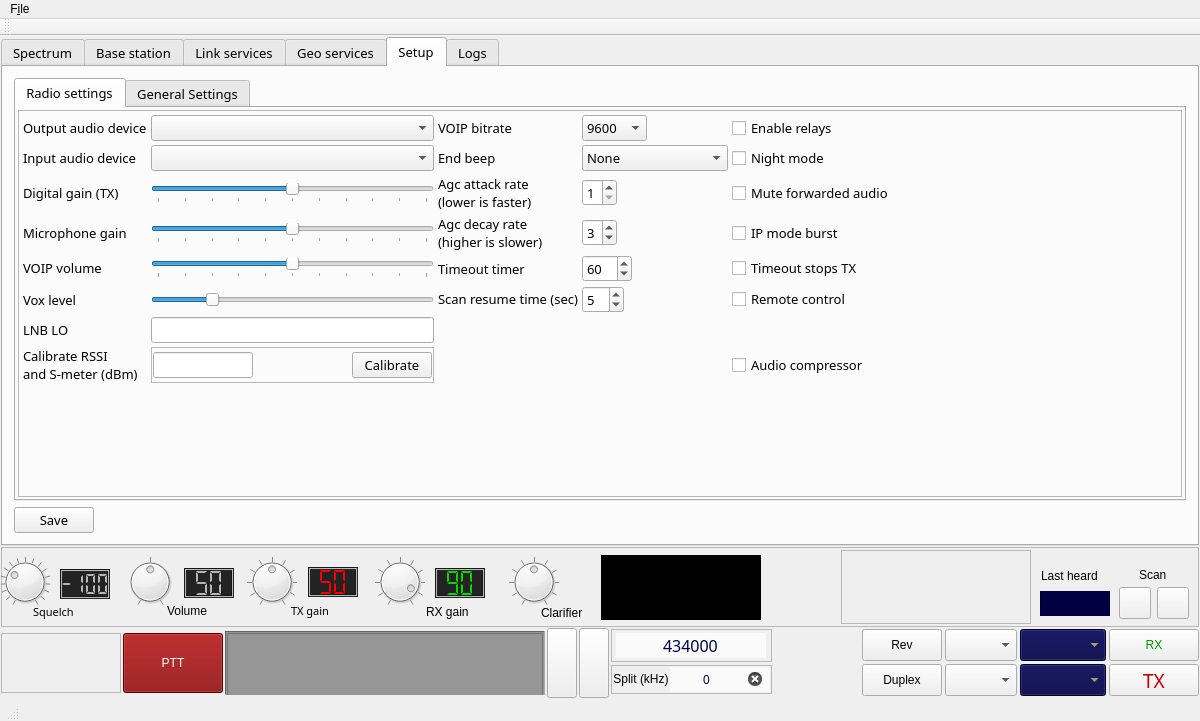
The window that mainwindow.ui (qradiolink/qradiolink) describes before a commit, drawn with Qt 5.
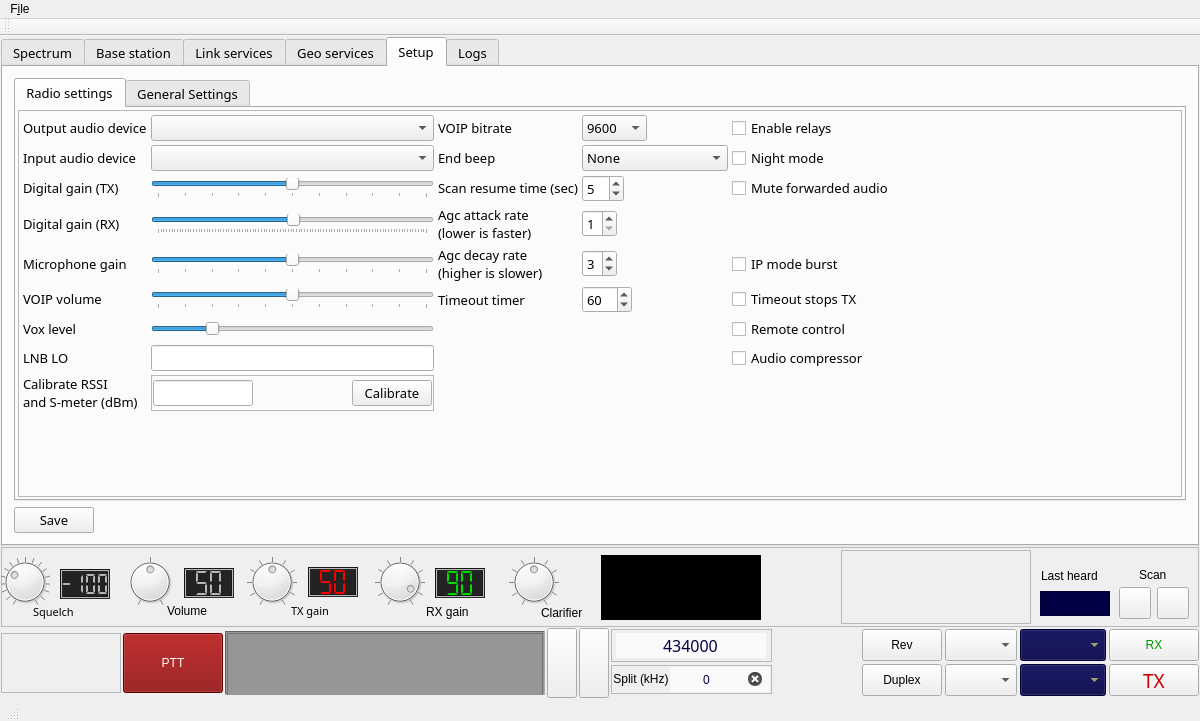
The same window after the commit. Icons and pictures are not drawn. Custom widgets are drawn as their Qt base class.

Commit message: Configurable SSB RX IF gain

Patch:
```diff
--- a/mainwindow.ui
+++ b/mainwindow.ui
@@ -2600,14 +2600,88 @@
                  <property name="spacing">
                   <number>4</number>
                  </property>
-                 <item row="8" column="4">
-                  <widget class="QCheckBox" name="totStopTxCheckBox">
+                 <item row="9" column="0">
+                  <widget class="QLabel" name="label_30">
+                   <property name="sizePolicy">
+                    <sizepolicy hsizetype="Fixed" vsizetype="Fixed">
+                     <horstretch>0</horstretch>
+                     <verstretch>0</verstretch>
+                    </sizepolicy>
+                   </property>
                    <property name="text">
-                    <string>Timeout stops TX</string>
+                    <string>Microphone gain</string>
                    </property>
                   </widget>
                  </item>
-                 <item row="9" column="1">
+                 <item row="10" column="2">
+                  <widget class="QLabel" name="label_46">
+                   <property name="text">
+                    <string>Timeout timer</string>
+                   </property>
+                  </widget>
+                 </item>
+                 <item row="15" column="5">
+                  <spacer name="horizontalSpacer_12">
+                   <property name="orientation">
+                    <enum>Qt::Horizontal</enum>
+                   </property>
+                   <property name="sizeHint" stdset="0">
+                    <size>
+                     <width>40</width>
+                     <height>20</height>
+                    </size>
+                   </property>
+                  </spacer>
+                 </item>
+                 <item row="10" column="1">
+                  <widget class="QSlider" name="voipGainSlider">
+                   <property name="maximum">
+                    <number>100</number>
+                   </property>
+                   <property name="singleStep">
+                    <number>10</number>
+                   </property>
+                   <property name="value">
+                    <number>50</number>
+                   </property>
+                   <property name="orientation">
+                    <enum>Qt::Horizontal</enum>
+                   </property>
+                   <property name="tickPosition">
+                    <enum>QSlider::TicksBelow</enum>
+                   </property>
+                   <property name="tickInterval">
+                    <number>10</number>
+                   </property>
+                  </widget>
+                 </item>
+                 <item row="9" column="3">
+                  <widget class="QSpinBox" name="agcDecaySpinBox">
+                   <property name="sizePolicy">
+                    <sizepolicy hsizetype="Fixed" vsizetype="Fixed">
+                     <horstretch>0</horstretch>
+                     <verstretch>0</verstretch>
+                    </sizepolicy>
+                   </property>
+                   <property name="minimum">
+                    <number>1</number>
+                   </property>
+                   <property name="maximum">
+                    <number>8</number>
+                   </property>
+                   <property name="value">
+                    <number>3</number>
+                   </property>
+                  </widget>
+                 </item>
+                 <item row="7" column="0">
+                  <widget class="QLabel" name="label_48">
+                   <property name="text">
+                    <string>Digital gain (RX)</string>
+                   </property>
+                  </widget>
+                 </item>
+                 <item row="11" column="1">
                   <widget class="QSlider" name="voxLevelSlider">
                    <property name="maximum">
                     <number>100</number>
@@ -2623,107 +2697,14 @@
                    </property>
                   </widget>
                  </item>
-                 <item row="7" column="4">
-                  <widget class="QCheckBox" name="burstIPCheckBox">
+                 <item row="2" column="4">
+                  <widget class="QCheckBox" name="checkBoxRelays">
                    <property name="text">
-                    <string>IP mode burst</string>
+                    <string>Enable relays</string>
                    </property>
                   </widget>
                  </item>
-                 <item row="5" column="3">
-                  <widget class="QComboBox" name="endBeepComboBox">
-                   <property name="sizePolicy">
-                    <sizepolicy hsizetype="Fixed" vsizetype="Fixed">
-                     <horstretch>0</horstretch>
-                     <verstretch>0</verstretch>
-                    </sizepolicy>
-                   </property>
-                   <property name="maximumSize">
-                    <size>
-                     <width>300</width>
-                     <height>16777215</height>
-                    </size>
-                   </property>
-                   <item>
-                    <property name="text">
-                     <string>None</string>
-                    </property>
-                   </item>
-                   <item>
-                    <property name="text">
-                     <string>End beep 1</string>
-                    </property>
-                   </item>
-                   <item>
-                    <property name="text">
-                     <string>1500 Hz tone</string>
-                    </property>
-                   </item>
-                   <item>
-                    <property name="text">
-                     <string>MDC1200</string>
-                    </property>
-                   </item>
-                   <item>
-                    <property name="text">
-                     <string>MODAT</string>
-                    </property>
-                   </item>
-                   <item>
-                    <property name="text">
-                     <string>TalkPermit</string>
-                    </property>
-                   </item>
-                   <item>
-                    <property name="text">
-                     <string>MDC1200 Preamble</string>
-                    </property>
-                   </item>
-                   <item>
-                    <property name="text">
-                     <string>Status Change</string>
-                    </property>
-                   </item>
-                   <item>
-                    <property name="text">
-                     <string>Beep Beep</string>
-                    </property>
-                   </item>
-                   <item>
-                    <property name="text">
-                     <string>Caution</string>
-                    </property>
-                   </item>
-                  </widget>
-                 </item>
-                 <item row="11" column="0">
-                  <widget class="QLabel" name="label_34">
-                   <property name="sizePolicy">
-                    <sizepolicy hsizetype="Fixed" vsizetype="Fixed">
-                     <horstretch>0</horstretch>
-                     <verstretch>0</verstretch>
-                    </sizepolicy>
-                   </property>
-                   <property name="text">
-                    <string>Calibrate RSSI
-and S-meter (dBm)</string>
-                   </property>
-                  </widget>
-                 </item>
-                 <item row="9" column="2">
-                  <widget class="QLabel" name="label_40">
-                   <property name="sizePolicy">
-                    <sizepolicy hsizetype="Fixed" vsizetype="Fixed">
-                     <horstretch>0</horstretch>
-                     <verstretch>0</verstretch>
-                    </sizepolicy>
-                   </property>
-                   <property name="text">
-                    <string>Scan resume time (sec)</string>
-                   </property>
-                  </widget>
-                 </item>
-                 <item row="11" column="1">
+                 <item row="13" column="1">
                   <widget class="QFrame" name="frame_9">
                    <property name="frameShape">
                     <enum>QFrame::StyledPanel</enum>
@@ -2789,20 +2770,19 @@
                    </layout>
                   </widget>
                  </item>
-                 <item row="11" column="4">
-                  <widget class="QCheckBox" name="checkBoxAudioCompressor">
-                   <property name="text">
-                    <string>Audio compressor</string>
+                 <item row="7" column="1">
+                  <widget class="QSlider" name="rxGainSlider">
+                   <property name="toolTip">
+                    <string>Digital IF gain</string>
                    </property>
-                  </widget>
-                 </item>
-                 <item row="5" column="1">
-                  <widget class="QComboBox" name="audioInputComboBox">
-                   <property name="sizePolicy">
-                    <sizepolicy hsizetype="MinimumExpanding" vsizetype="Fixed">
-                     <horstretch>0</horstretch>
-                     <verstretch>0</verstretch>
-                    </sizepolicy>
+                   <property name="value">
+                    <number>50</number>
+                   </property>
+                   <property name="orientation">
+                    <enum>Qt::Horizontal</enum>
+                   </property>
+                   <property name="tickPosition">
+                    <enum>QSlider::TicksBelow</enum>
                    </property>
                   </widget>
                  </item>
@@ -2831,17 +2811,27 @@
                    </property>
                   </widget>
                  </item>
-                 <item row="2" column="1">
-                  <widget class="QComboBox" name="audioOutputComboBox">
+                 <item row="6" column="0">
+                  <widget class="QLabel" name="label_36">
                    <property name="sizePolicy">
-                    <sizepolicy hsizetype="MinimumExpanding" vsizetype="Fixed">
+                    <sizepolicy hsizetype="Fixed" vsizetype="Fixed">
                      <horstretch>0</horstretch>
                      <verstretch>0</verstretch>
                     </sizepolicy>
                    </property>
+                   <property name="text">
+                    <string>Digital gain (TX)</string>
+                   </property>
                   </widget>
                  </item>
-                 <item row="7" column="2">
+                 <item row="12" column="0">
+                  <widget class="QLabel" name="label_23">
+                   <property name="text">
+                    <string>LNB LO</string>
+                   </property>
+                  </widget>
+                 </item>
+                 <item row="9" column="2">
                   <widget class="QLabel" name="label_37">
                    <property name="sizePolicy">
                     <sizepolicy hsizetype="Fixed" vsizetype="Fixed">
@@ -2855,69 +2845,24 @@
                    </property>
                   </widget>
                  </item>
-                 <item row="7" column="3">
-                  <widget class="QSpinBox" name="agcDecaySpinBox">
+                 <item row="2" column="1">
+                  <widget class="QComboBox" name="audioOutputComboBox">
                    <property name="sizePolicy">
-                    <sizepolicy hsizetype="Fixed" vsizetype="Fixed">
+                    <sizepolicy hsizetype="MinimumExpanding" vsizetype="Fixed">
                      <horstretch>0</horstretch>
                      <verstretch>0</verstretch>
                     </sizepolicy>
                    </property>
-                   <property name="minimum">
-                    <number>1</number>
-                   </property>
-                   <property name="maximum">
-                    <number>8</number>
-                   </property>
-                   <property name="value">
-                    <number>3</number>
-                   </property>
                   </widget>
                  </item>
-                 <item row="13" column="5">
-                  <spacer name="horizontalSpacer_12">
-                   <property name="orientation">
-                    <enum>Qt::Horizontal</enum>
-                   </property>
-                   <property name="sizeHint" stdset="0">
-                    <size>
-                     <width>40</width>
-                     <height>20</height>
-                    </size>
-                   </property>
-                  </spacer>
-                 </item>
-                 <item row="6" column="3">
-                  <widget class="QSpinBox" name="agcAttackSpinBox">
-                   <property name="sizePolicy">
-                    <sizepolicy hsizetype="Fixed" vsizetype="Fixed">
-                     <horstretch>0</horstretch>
-                     <verstretch>0</verstretch>
-                    </sizepolicy>
-                   </property>
-                   <property name="minimum">
-                    <number>1</number>
-                   </property>
-                   <property name="maximum">
-                    <number>8</number>
-                   </property>
-                  </widget>
-                 </item>
-                 <item row="9" column="0">
+                 <item row="11" column="0">
                   <widget class="QLabel" name="label_42">
                    <property name="text">
                     <string>Vox level</string>
                    </property>
                   </widget>
                  </item>
-                 <item row="6" column="4">
-                  <widget class="QCheckBox" name="muteForwardedAudioCheckBox">
-                   <property name="text">
-                    <string>Mute forwarded audio</string>
-                   </property>
-                  </widget>
-                 </item>
-                 <item row="13" column="0">
+                 <item row="15" column="0">
                   <spacer name="verticalSpacer_2">
                    <property name="orientation">
                     <enum>Qt::Vertical</enum>
@@ -2933,33 +2878,21 @@
                    </property>
                   </spacer>
                  </item>
-                 <item row="5" column="2">
-                  <widget class="QLabel" name="label_44">
-                   <property name="text">
-                    <string>End beep</string>
-                   </property>
-                  </widget>
-                 </item>
-                 <item row="9" column="3">
-                  <widget class="QSpinBox" name="scanTimerSpinBox">
+                 <item row="13" column="0">
+                  <widget class="QLabel" name="label_34">
                    <property name="sizePolicy">
                     <sizepolicy hsizetype="Fixed" vsizetype="Fixed">
                      <horstretch>0</horstretch>
                      <verstretch>0</verstretch>
                     </sizepolicy>
                    </property>
-                   <property name="minimum">
-                    <number>1</number>
-                   </property>
-                   <property name="maximum">
-                    <number>30</number>
-                   </property>
-                   <property name="value">
-                    <number>5</number>
+                   <property name="text">
+                    <string>Calibrate RSSI
+and S-meter (dBm)</string>
                    </property>
                   </widget>
                  </item>
-                 <item row="8" column="3">
+                 <item row="10" column="3">
                   <widget class="QSpinBox" name="timeoutTimerSpinBox">
                    <property name="sizePolicy">
                     <sizepolicy hsizetype="Fixed" vsizetype="Fixed">
@@ -2978,15 +2911,8 @@
                    </property>
                   </widget>
                  </item>
-                 <item row="2" column="4">
-                  <widget class="QCheckBox" name="checkBoxRelays">
-                   <property name="text">
-                    <string>Enable relays</string>
-                   </property>
-                  </widget>
-                 </item>
-                 <item row="6" column="2">
-                  <widget class="QLabel" name="label_19">
+                 <item row="2" column="0">
+                  <widget class="QLabel" name="label_33">
                    <property name="sizePolicy">
                     <sizepolicy hsizetype="Fixed" vsizetype="Fixed">
                      <horstretch>0</horstretch>
@@ -2994,25 +2920,52 @@
                     </sizepolicy>
                    </property>
                    <property name="text">
-                    <string>Agc attack rate
-(lower is faster)</string>
+                    <string>Output audio device</string>
                    </property>
                   </widget>
                  </item>
-                 <item row="7" column="0">
-                  <widget class="QLabel" name="label_30">
+                 <item row="10" column="4">
+                  <widget class="QCheckBox" name="totStopTxCheckBox">
+                   <property name="text">
+                    <string>Timeout stops TX</string>
+                   </property>
+                  </widget>
+                 </item>
+                 <item row="5" column="4">
+                  <widget class="QCheckBox" name="nightModeCheckBox">
+                   <property name="text">
+                    <string>Night mode</string>
+                   </property>
+                  </widget>
+                 </item>
+                 <item row="12" column="1">
+                  <widget class="QLineEdit" name="lnbLOEdit"/>
+                 </item>
+                 <item row="5" column="1">
+                  <widget class="QComboBox" name="audioInputComboBox">
                    <property name="sizePolicy">
-                    <sizepolicy hsizetype="Fixed" vsizetype="Fixed">
+                    <sizepolicy hsizetype="MinimumExpanding" vsizetype="Fixed">
                      <horstretch>0</horstretch>
                      <verstretch>0</verstretch>
                     </sizepolicy>
                    </property>
+                  </widget>
+                 </item>
+                 <item row="5" column="2">
+                  <widget class="QLabel" name="label_44">
                    <property name="text">
-                    <string>Microphone gain</string>
+                    <string>End beep</string>
                    </property>
                   </widget>
                  </item>
-                 <item row="8" column="0">
+                 <item row="11" column="4">
+                  <widget class="QCheckBox" name="remoteControlCheckBox">
+                   <property name="text">
+                    <string>Remote control</string>
+                   </property>
+                  </widget>
+                 </item>
+                 <item row="10" column="0">
                   <widget class="QLabel" name="label_38">
                    <property name="sizePolicy">
                     <sizepolicy hsizetype="Fixed" vsizetype="Fixed">
@@ -3060,58 +3013,10 @@
                    </item>
                   </widget>
                  </item>
-                 <item row="9" column="4">
-                  <widget class="QCheckBox" name="remoteControlCheckBox">
+                 <item row="2" column="2">
+                  <widget class="QLabel" name="label_43">
                    <property name="text">
-                    <string>Remote control</string>
-                   </property>
-                  </widget>
-                 </item>
-                 <item row="2" column="0">
-                  <widget class="QLabel" name="label_33">
-                   <property name="sizePolicy">
-                    <sizepolicy hsizetype="Fixed" vsizetype="Fixed">
-                     <horstretch>0</horstretch>
-                     <verstretch>0</verstretch>
-                    </sizepolicy>
-                   </property>
-                   <property name="text">
-                    <string>Output audio device</string>
-                   </property>
-                  </widget>
-                 </item>
-                 <item row="6" column="0">
-                  <widget class="QLabel" name="label_36">
-                   <property name="sizePolicy">
-                    <sizepolicy hsizetype="Fixed" vsizetype="Fixed">
-                     <horstretch>0</horstretch>
-                     <verstretch>0</verstretch>
-                    </sizepolicy>
-                   </property>
-                   <property name="text">
-                    <string>Digital gain (TX)</string>
-                   </property>
-                  </widget>
-                 </item>
-                 <item row="7" column="1">
-                  <widget class="QSlider" name="micGainSlider">
-                   <property name="maximum">
-                    <number>100</number>
-                   </property>
-                   <property name="singleStep">
-                    <number>10</number>
-                   </property>
-                   <property name="value">
-                    <number>50</number>
-                   </property>
-                   <property name="orientation">
-                    <enum>Qt::Horizontal</enum>
-                   </property>
-                   <property name="tickPosition">
-                    <enum>QSlider::TicksBelow</enum>
-                   </property>
-                   <property name="tickInterval">
-                    <number>10</number>
+                    <string>VOIP bitrate</string>
                    </property>
                   </widget>
                  </item>
@@ -3128,22 +3033,15 @@
                    </property>
                   </widget>
                  </item>
-                 <item row="2" column="2">
-                  <widget class="QLabel" name="label_43">
+                 <item row="9" column="4">
+                  <widget class="QCheckBox" name="burstIPCheckBox">
                    <property name="text">
-                    <string>VOIP bitrate</string>
+                    <string>IP mode burst</string>
                    </property>
                   </widget>
                  </item>
-                 <item row="8" column="2">
-                  <widget class="QLabel" name="label_46">
-                   <property name="text">
-                    <string>Timeout timer</string>
-                   </property>
-                  </widget>
-                 </item>
-                 <item row="8" column="1">
-                  <widget class="QSlider" name="voipGainSlider">
+                 <item row="9" column="1">
+                  <widget class="QSlider" name="micGainSlider">
                    <property name="maximum">
                     <number>100</number>
                    </property>
@@ -3164,20 +3062,145 @@
                    </property>
                   </widget>
                  </item>
-                 <item row="5" column="4">
-                  <widget class="QCheckBox" name="nightModeCheckBox">
+                 <item row="6" column="4">
+                  <widget class="QCheckBox" name="muteForwardedAudioCheckBox">
                    <property name="text">
-                    <string>Night mode</string>
+                    <string>Mute forwarded audio</string>
                    </property>
                   </widget>
                  </item>
-                 <item row="10" column="1">
-                  <widget class="QLineEdit" name="lnbLOEdit"/>
+                 <item row="5" column="3">
+                  <widget class="QComboBox" name="endBeepComboBox">
+                   <property name="sizePolicy">
+                    <sizepolicy hsizetype="Fixed" vsizetype="Fixed">
+                     <horstretch>0</horstretch>
+                     <verstretch>0</verstretch>
+                    </sizepolicy>
+                   </property>
+                   <property name="maximumSize">
+                    <size>
+                     <width>300</width>
+                     <height>16777215</height>
+                    </size>
+                   </property>
+                   <item>
+                    <property name="text">
+                     <string>None</string>
+                    </property>
+                   </item>
+                   <item>
+                    <property name="text">
+                     <string>End beep 1</string>
+                    </property>
+                   </item>
+                   <item>
+                    <property name="text">
+                     <string>1500 Hz tone</string>
+                    </property>
+                   </item>
+                   <item>
+                    <property name="text">
+                     <string>MDC1200</string>
+                    </property>
+                   </item>
+                   <item>
+                    <property name="text">
+                     <string>MODAT</string>
+                    </property>
+                   </item>
+                   <item>
+                    <property name="text">
+                     <string>TalkPermit</string>
+                    </property>
+                   </item>
+                   <item>
+                    <property name="text">
+                     <string>MDC1200 Preamble</string>
+                    </property>
+                   </item>
+                   <item>
+                    <property name="text">
+                     <string>Status Change</string>
+                    </property>
+                   </item>
+                   <item>
+                    <property name="text">
+                     <string>Beep Beep</string>
+                    </property>
+                   </item>
+                   <item>
+                    <property name="text">
+                     <string>Caution</string>
+                    </property>
+                   </item>
+                  </widget>
                  </item>
-                 <item row="10" column="0">
-                  <widget class="QLabel" name="label_23">
+                 <item row="7" column="2">
+                  <widget class="QLabel" name="label_19">
+                   <property name="sizePolicy">
+                    <sizepolicy hsizetype="Fixed" vsizetype="Fixed">
+                     <horstretch>0</horstretch>
+                     <verstretch>0</verstretch>
+                    </sizepolicy>
+                   </property>
                    <property name="text">
-                    <string>LNB LO</string>
+                    <string>Agc attack rate
+(lower is faster)</string>
+                   </property>
+                  </widget>
+                 </item>
+                 <item row="7" column="3">
+                  <widget class="QSpinBox" name="agcAttackSpinBox">
+                   <property name="sizePolicy">
+                    <sizepolicy hsizetype="Fixed" vsizetype="Fixed">
+                     <horstretch>0</horstretch>
+                     <verstretch>0</verstretch>
+                    </sizepolicy>
+                   </property>
+                   <property name="minimum">
+                    <number>1</number>
+                   </property>
+                   <property name="maximum">
+                    <number>8</number>
+                   </property>
+                  </widget>
+                 </item>
+                 <item row="12" column="4">
+                  <widget class="QCheckBox" name="checkBoxAudioCompressor">
+                   <property name="text">
+                    <string>Audio compressor</string>
+                   </property>
+                  </widget>
+                 </item>
+                 <item row="6" column="2">
+                  <widget class="QLabel" name="label_40">
+                   <property name="sizePolicy">
+                    <sizepolicy hsizetype="Fixed" vsizetype="Fixed">
+                     <horstretch>0</horstretch>
+                     <verstretch>0</verstretch>
+                    </sizepolicy>
+                   </property>
+                   <property name="text">
+                    <string>Scan resume time (sec)</string>
+                   </property>
+                  </widget>
+                 </item>
+                 <item row="6" column="3">
+                  <widget class="QSpinBox" name="scanTimerSpinBox">
+                   <property name="sizePolicy">
+                    <sizepolicy hsizetype="Fixed" vsizetype="Fixed">
+                     <horstretch>0</horstretch>
+                     <verstretch>0</verstretch>
+                    </sizepolicy>
+                   </property>
+                   <property name="minimum">
+                    <number>1</number>
+                   </property>
+                   <property name="maximum">
+                    <number>30</number>
+                   </property>
+                   <property name="value">
+                    <number>5</number>
                    </property>
                   </widget>
                  </item>
@@ -4362,7 +4385,7 @@
           <bool>false</bool>
          </property>
          <property name="maximum">
-          <number>100</number>
+          <number>99</number>
          </property>
          <property name="pageStep">
           <number>1</number>
@@ -4396,7 +4419,7 @@
           <bool>false</bool>
          </property>
          <property name="maximum">
-          <number>100</number>
+          <number>99</number>
          </property>
          <property name="pageStep">
           <number>1</number>
```
The commit also changes 14 other files.
